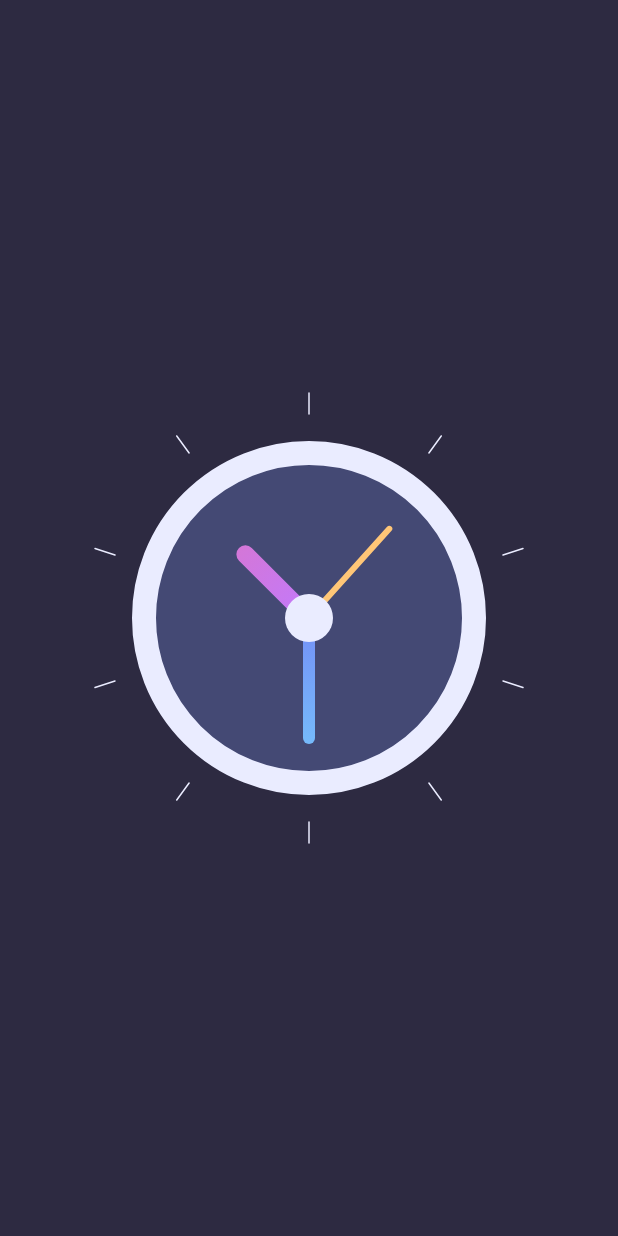
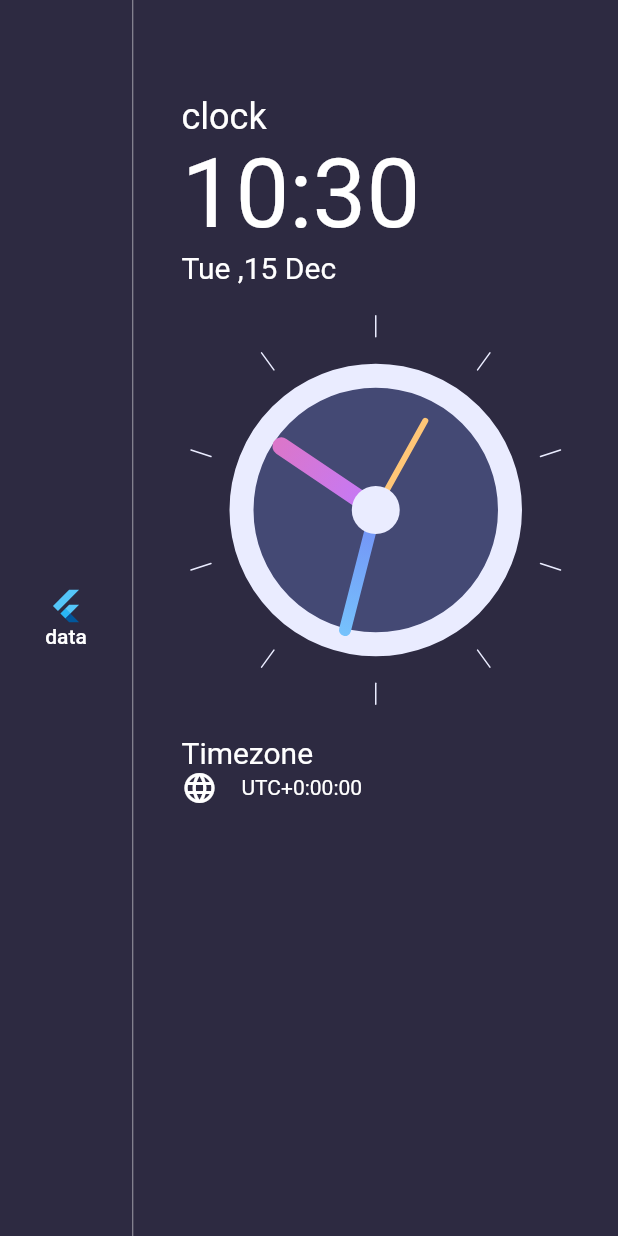
Before and after one commit to AmbujaAK/flutter_clocks, a Flutter app: the screen it shows after launch, on a phone screen of 412 x 824 dp. Run offline on Flutter 3.47's test engine with Material 2 defaults, Android fonts, the light colour scheme and no system bars.

Commit message:
clock added

```diff
--- a/lib/clocks/dark_clock.dart
+++ b/lib/clocks/dark_clock.dart
@@ -16,6 +16,11 @@ class _DarkClockState extends State<DarkClock> {
     Timer.periodic(Duration(seconds: 1), (timer) {
       setState(() {});
     });
+  }
+
+  @override
+  void dispose() {
+    super.dispose();
   }
 
   @override
@@ -99,6 +104,7 @@ class ClockPainter extends CustomPainter {
     var secHandX = centerX + 80 * cos(dateTime.second * 6 * pi / 180);
     var secHandY = centerX + 80 * sin(dateTime.second * 6 * pi / 180);
     canvas.drawLine(center, Offset(secHandX, secHandY), secHandBrush);
+    // print('time : ${dateTime.hour} : ${dateTime.minute} : ${dateTime.second}');
 
     canvas.drawCircle(center, 16, dialCenterBrush);
 
--- a/lib/home_page.dart
+++ b/lib/home_page.dart
@@ -1,6 +1,7 @@
 import 'package:flutter/material.dart';
 import 'package:flutter_clocks/clocks/dark_clock.dart';
 import 'package:flutter_clocks/constants.dart';
+import 'package:intl/intl.dart';
 
 class HomePage extends StatefulWidget {
   @override
@@ -10,11 +11,78 @@ class HomePage extends StatefulWidget {
 class _HomePageState extends State<HomePage> {
   @override
   Widget build(BuildContext context) {
+    var now = new DateTime.now();
+    var formattedTime = DateFormat('HH:mm').format(now);
+    var formattedDate = DateFormat('EEE ,d MMM').format(now);
+    var timeZoneString = now.timeZoneOffset.toString().split('.').first;
+
+    var offsetSign = '';
+    if (!timeZoneString.startsWith('-')) offsetSign = '+';
+    print(timeZoneString);
+
     return Scaffold(
-      body: Container(
-        alignment: Alignment.center,
-        color: kBackgroundColor,
-        child: DarkClock(),
+      backgroundColor: kBackgroundColor,
+      body: Row(
+        children: [
+          Column(
+            mainAxisAlignment: MainAxisAlignment.center,
+            children: [
+              FlatButton(
+                onPressed: () {},
+                child: Column(
+                  children: [
+                    FlutterLogo(),
+                    Text(
+                      'data',
+                      style: TextStyle(
+                        color: Colors.white,
+                        fontSize: 14,
+                      ),
+                    ),
+                  ],
+                ),
+              )
+            ],
+          ),
+          VerticalDivider(color: Colors.white54, width: 1),
+          Expanded(
+            child: Container(
+              padding: EdgeInsets.symmetric(horizontal: 32, vertical: 64),
+              child: Column(
+                crossAxisAlignment: CrossAxisAlignment.start,
+                children: [
+                  Text(
+                    'clock',
+                    style: TextStyle(color: Colors.white, fontSize: 24),
+                  ),
+                  Text(
+                    formattedTime,
+                    style: TextStyle(color: Colors.white, fontSize: 64),
+                  ),
+                  Text(
+                    formattedDate,
+                    style: TextStyle(color: Colors.white, fontSize: 20),
+                  ),
+                  DarkClock(),
+                  Text(
+                    'Timezone',
+                    style: TextStyle(color: Colors.white, fontSize: 20),
+                  ),
+                  Row(
+                    children: [
+                      Icon(Icons.language, color: Colors.white),
+                      SizedBox(width: 16),
+                      Text(
+                        'UTC' + offsetSign + timeZoneString,
+                        style: TextStyle(color: Colors.white, fontSize: 14),
+                      ),
+                    ],
+                  ),
+                ],
+              ),
+            ),
+          ),
+        ],
       ),
     );
   }
```
Also changed, not shown: pubspec.yaml (+1 -21 lines), pubspec.lock.
